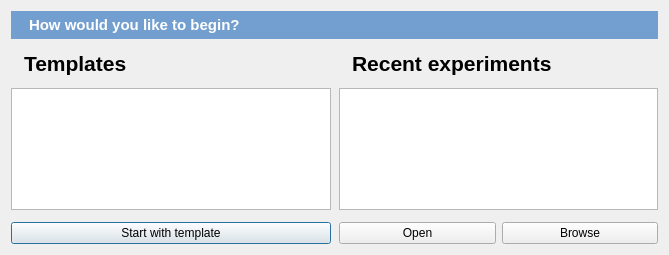
Before: the Qt Designer form resources/ui/start_new_dialog.ui in open-cogsci/OpenSesame, drawn with Qt 5.
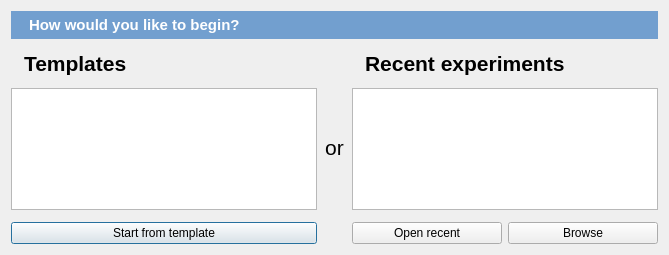
After: the same form once the commit is applied. Icons and pictures are not drawn.

```diff
--- a/resources/ui/start_new_dialog.ui
+++ b/resources/ui/start_new_dialog.ui
@@ -145,7 +145,7 @@
          <item>
           <widget class="QPushButton" name="button_template">
            <property name="text">
-            <string>Start with template</string>
+            <string>Start from template</string>
            </property>
            <property name="icon">
             <iconset>
@@ -156,6 +156,21 @@
         </layout>
        </widget>
       </item>
+      <item>
+       <widget class="QLabel" name="label_or">
+        <property name="font">
+         <font>
+          <pointsize>16</pointsize>
+         </font>
+        </property>
+        <property name="text">
+         <string>or</string>
+        </property>
+        <property name="alignment">
+         <set>Qt::AlignCenter</set>
+        </property>
+       </widget>
+      </item>
       <item>
        <widget class="QFrame" name="frame">
         <property name="frameShape">
@@ -226,7 +241,7 @@
             <item>
              <widget class="QPushButton" name="button_recent">
               <property name="text">
-               <string>Open</string>
+               <string>Open recent</string>
               </property>
               <property name="icon">
                <iconset>
```
Left out of the diff: 4 changed lines with no effect on the pictures.
